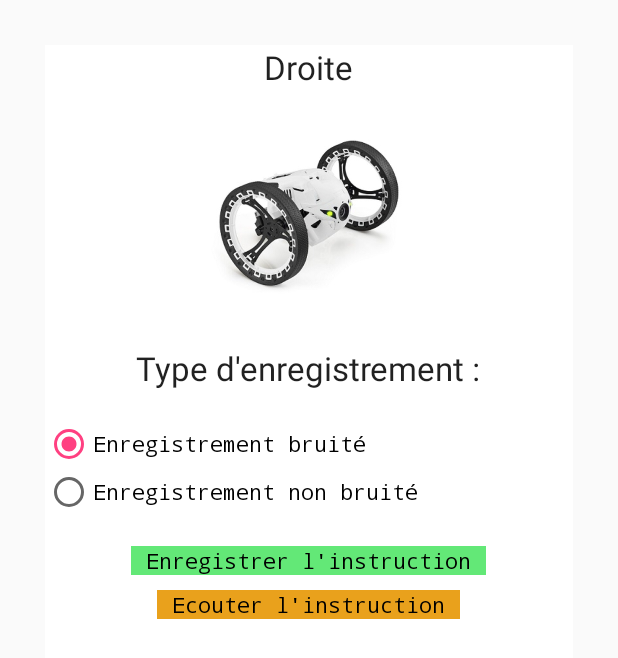
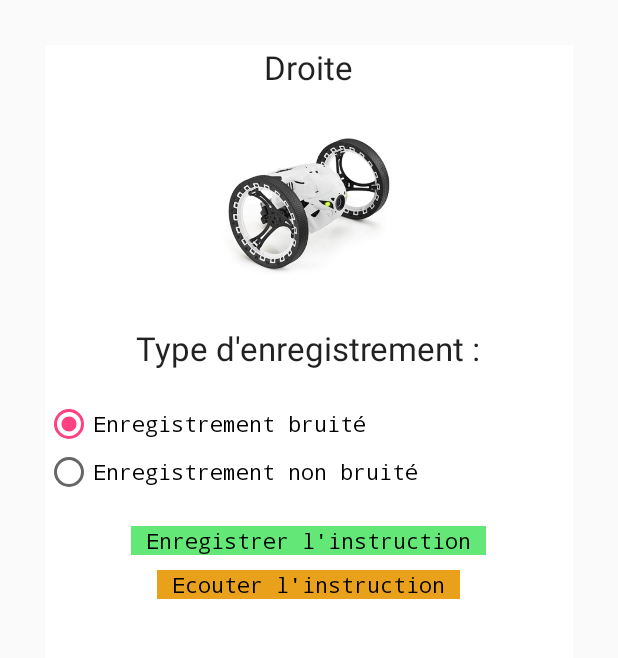
Before and after one commit to Marianna-dl/Projet-MCS, an Android app: the layout droite_layout.xml on its own in the app's theme, with its tools: preview values and no code run, on a phone screen of 412 x 824 dp. Shown: the top 658 px of the screen. Run offline under Robolectric (Android 15) with nearby library versions, the phone set to English and light mode, and no system bars.

Commit message:
Correction bug...

```diff
--- a/Projet-Android/ProjetMCS/app/src/main/java/ups/projetmcs/Activities/AccueilActivity.java
+++ b/Projet-Android/ProjetMCS/app/src/main/java/ups/projetmcs/Activities/AccueilActivity.java
@@ -86,13 +86,13 @@ public class AccueilActivity extends Activity {
                     Intent intent = new Intent(AccueilActivity.this, FlipActivity.class);
                     startActivity(intent);
                 } else if (checkedRadioButtonId == R.id.radioArreteToi) {
-                    Intent intent = new Intent(AccueilActivity.this, FlipActivity.class);
+                    Intent intent = new Intent(AccueilActivity.this, ArreteToiActivity.class);
                     startActivity(intent);
                 } else if (checkedRadioButtonId == R.id.radioDroite) {
-                    Intent intent = new Intent(AccueilActivity.this, FlipActivity.class);
+                    Intent intent = new Intent(AccueilActivity.this, DroiteActivity.class);
                     startActivity(intent);
               } else if (checkedRadioButtonId == R.id.radioTourneDroite) {
-                Intent intent = new Intent(AccueilActivity.this, FlipActivity.class);
+                Intent intent = new Intent(AccueilActivity.this, TourneDroiteActivity.class);
                 startActivity(intent);
               }
             }
--- a/Projet-Android/ProjetMCS/app/src/main/res/layout/droite_layout.xml
+++ b/Projet-Android/ProjetMCS/app/src/main/res/layout/droite_layout.xml
@@ -17,9 +17,9 @@
         android:layout_marginBottom="20dp"/>
 
     <ImageView
-        android:id="@+id/imageGauche"
+        android:id="@+id/imageDroite"
         android:layout_width="wrap_content"
-        android:layout_height="70dp"
+        android:layout_height="54dp"
         android:layout_gravity="center_horizontal"
         android:src="@drawable/droite"
         android:layout_marginBottom="20dp"
--- a/Projet-Android/ProjetMCS/app/src/main/res/layout/gauche_layout.xml
+++ b/Projet-Android/ProjetMCS/app/src/main/res/layout/gauche_layout.xml
@@ -19,7 +19,7 @@
     <ImageView
         android:id="@+id/imageGauche"
         android:layout_width="wrap_content"
-        android:layout_height="70dp"
+        android:layout_height="54dp"
         android:layout_gravity="center_horizontal"
         android:src="@drawable/gauche"
         android:layout_marginBottom="20dp"
```
Also changed, not shown: Projet-Android/ProjetMCS/app/src/main/AndroidManifest.xml (+12 -0 lines), Projet-Android/ProjetMCS/app/src/main/res/drawable/droite.jpg (renamed from Projet-Android/ProjetMCS/app/src/main/res/drawable/droite.png), Projet-Android/ProjetMCS/app/src/main/res/drawable/gauche.jpg (renamed from Projet-Android/ProjetMCS/app/src/main/res/drawable/gauche.png).
